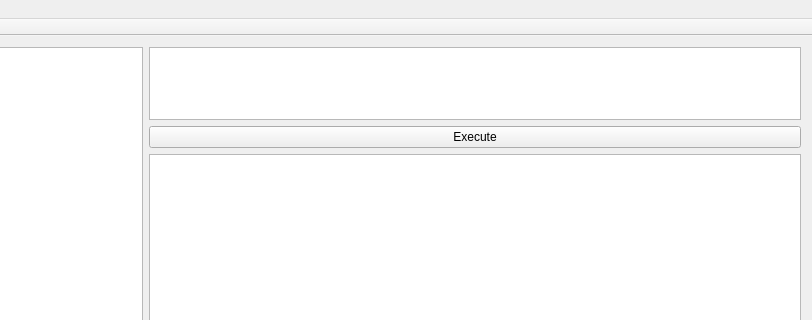
mastercad/DBManager, file mainwindow.ui: the form before one commit; both pictures show x 124 to 936 and y 0 to 320 of the 936 by 556 pixel window.
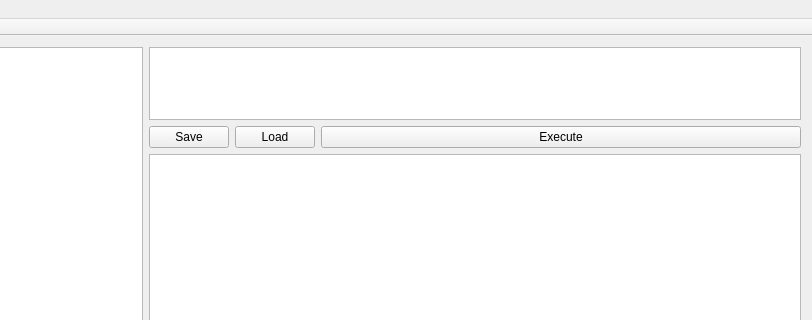
The form after the commit. Icons and pictures are not drawn. Custom widgets are drawn as their Qt base class.

Commit message: Save and Load for querys implemented, bug removed for showing DB name in window title for SQLITE connection

The edit to the form file:
```diff
--- a/mainwindow.ui
+++ b/mainwindow.ui
@@ -35,7 +35,41 @@
        <widget class="TextEdit" name="queryRequest"/>
       </item>
       <item>
-       <layout class="QHBoxLayout" name="horizontalLayout_2">
+       <layout class="QHBoxLayout" name="horizontalLayout_2" stretch="1,1,7">
+        <item>
+         <widget class="QPushButton" name="btnQuerySave">
+          <property name="text">
+           <string>Save</string>
+          </property>
+          <property name="icon">
+           <iconset resource="resources.qrc">
+            <normaloff>:/icons/speichern_schatten.png</normaloff>:/icons/speichern_schatten.png</iconset>
+          </property>
+          <property name="iconSize">
+           <size>
+            <width>24</width>
+            <height>24</height>
+           </size>
+          </property>
+         </widget>
+        </item>
+        <item>
+         <widget class="QPushButton" name="btnQueryLoad">
+          <property name="text">
+           <string>Load</string>
+          </property>
+          <property name="icon">
+           <iconset resource="resources.qrc">
+            <normaloff>:/icons/speichern_schatten.png</normaloff>:/icons/speichern_schatten.png</iconset>
+          </property>
+          <property name="iconSize">
+           <size>
+            <width>24</width>
+            <height>24</height>
+           </size>
+          </property>
+         </widget>
+        </item>
         <item>
          <widget class="QPushButton" name="btnQueryExecute">
           <property name="locale">
@@ -48,6 +82,12 @@
            <iconset resource="resources.qrc">
             <normaloff>:/icons/ausfuehren_schatten.png</normaloff>:/icons/ausfuehren_schatten.png</iconset>
           </property>
+          <property name="iconSize">
+           <size>
+            <width>24</width>
+            <height>24</height>
+           </size>
+          </property>
          </widget>
         </item>
        </layout>
```
The commit also changes 8 other files.
